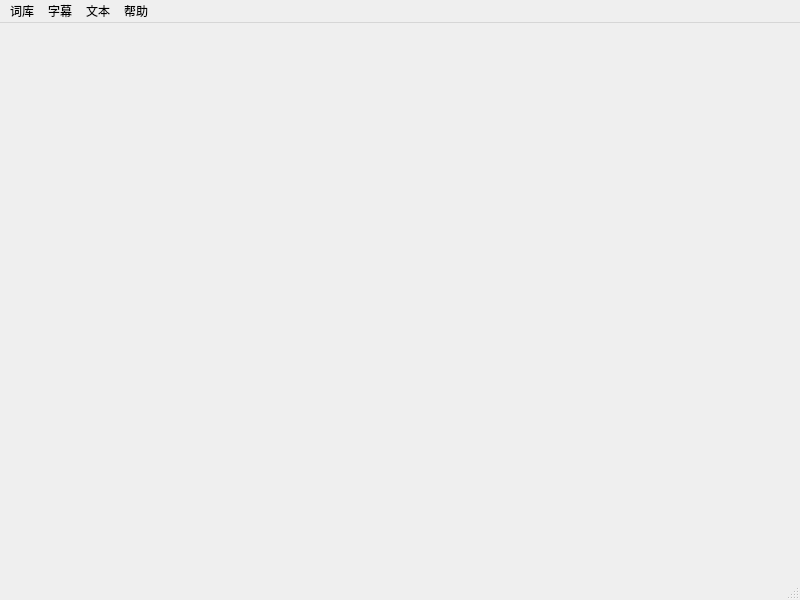
This is src/MainWindow.ui in Smithliuying/Engkey as Qt 5 draws it before an edit. The edited form follows.
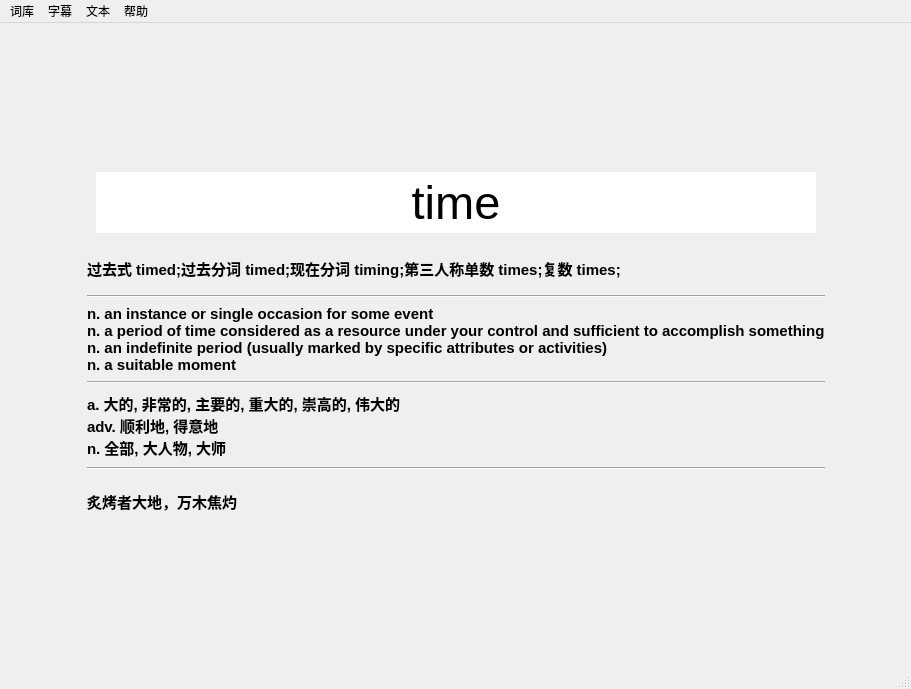
This is the edited form.

Commit message: 初始化界面

```diff
--- a/src/MainWindow.ui
+++ b/src/MainWindow.ui
@@ -6,20 +6,246 @@
    <rect>
     <x>0</x>
     <y>0</y>
-    <width>800</width>
-    <height>600</height>
+    <width>911</width>
+    <height>689</height>
    </rect>
   </property>
   <property name="windowTitle">
    <string>MainWindow</string>
   </property>
-  <widget class="QWidget" name="centralwidget"/>
+  <widget class="QWidget" name="centralwidget">
+   <layout class="QGridLayout" name="gridLayout_3">
+    <item row="1" column="0">
+     <spacer name="horizontalSpacer_3">
+      <property name="orientation">
+       <enum>Qt::Horizontal</enum>
+      </property>
+      <property name="sizeHint" stdset="0">
+       <size>
+        <width>66</width>
+        <height>20</height>
+       </size>
+      </property>
+     </spacer>
+    </item>
+    <item row="1" column="1">
+     <widget class="QWidget" name="widget" native="true">
+      <property name="font">
+       <font>
+        <family>Arial</family>
+        <pointsize>11</pointsize>
+       </font>
+      </property>
+      <layout class="QGridLayout" name="gridLayout_2">
+       <item row="0" column="0">
+        <widget class="QWidget" name="widget_2" native="true">
+         <layout class="QGridLayout" name="gridLayout">
+          <item row="0" column="0">
+           <widget class="QTextEdit" name="textEdit">
+            <property name="sizePolicy">
+             <sizepolicy hsizetype="Expanding" vsizetype="Fixed">
+              <horstretch>0</horstretch>
+              <verstretch>0</verstretch>
+             </sizepolicy>
+            </property>
+            <property name="maximumSize">
+             <size>
+              <width>16777215</width>
+              <height>61</height>
+             </size>
+            </property>
+            <property name="font">
+             <font>
+              <family>MS UI Gothic</family>
+              <pointsize>35</pointsize>
+              <weight>50</weight>
+              <bold>false</bold>
+             </font>
+            </property>
+            <property name="frameShape">
+             <enum>QFrame::NoFrame</enum>
+            </property>
+            <property name="frameShadow">
+             <enum>QFrame::Sunken</enum>
+            </property>
+            <property name="lineWidth">
+             <number>0</number>
+            </property>
+            <property name="verticalScrollBarPolicy">
+             <enum>Qt::ScrollBarAlwaysOff</enum>
+            </property>
+            <property name="horizontalScrollBarPolicy">
+             <enum>Qt::ScrollBarAlwaysOff</enum>
+            </property>
+            <property name="html">
+             <string>&lt;!DOCTYPE HTML PUBLIC &quot;-//W3C//DTD HTML 4.0//EN&quot; &quot;http://www.w3.org/TR/REC-html40/strict.dtd&quot;&gt;
+&lt;html&gt;&lt;head&gt;&lt;meta name=&quot;qrichtext&quot; content=&quot;1&quot; /&gt;&lt;style type=&quot;text/css&quot;&gt;
+p, li { white-space: pre-wrap; }
+&lt;/style&gt;&lt;/head&gt;&lt;body style=&quot; font-family:'MS UI Gothic'; font-size:35pt; font-weight:400; font-style:normal;&quot;&gt;
+&lt;p align=&quot;center&quot; style=&quot; margin-top:12px; margin-bottom:12px; margin-left:0px; margin-right:0px; -qt-block-indent:0; text-indent:0px;&quot;&gt;time&lt;/p&gt;&lt;/body&gt;&lt;/html&gt;</string>
+            </property>
+           </widget>
+          </item>
+         </layout>
+        </widget>
+       </item>
+       <item row="1" column="0">
+        <widget class="QLabel" name="label">
+         <property name="minimumSize">
+          <size>
+           <width>0</width>
+           <height>41</height>
+          </size>
+         </property>
+         <property name="font">
+          <font>
+           <family>Arial</family>
+           <pointsize>11</pointsize>
+           <weight>75</weight>
+           <bold>true</bold>
+          </font>
+         </property>
+         <property name="text">
+          <string>过去式 timed;过去分词 timed;现在分词 timing;第三人称单数 times;复数 times;</string>
+         </property>
+        </widget>
+       </item>
+       <item row="2" column="0">
+        <widget class="Line" name="line">
+         <property name="orientation">
+          <enum>Qt::Horizontal</enum>
+         </property>
+        </widget>
+       </item>
+       <item row="3" column="0">
+        <widget class="QLabel" name="label_2">
+         <property name="minimumSize">
+          <size>
+           <width>0</width>
+           <height>71</height>
+          </size>
+         </property>
+         <property name="font">
+          <font>
+           <weight>75</weight>
+           <bold>true</bold>
+          </font>
+         </property>
+         <property name="text">
+          <string>n. an instance or single occasion for some event
+n. a period of time considered as a resource under your control and sufficient to accomplish something
+n. an indefinite period (usually marked by specific attributes or activities)
+n. a suitable moment</string>
+         </property>
+        </widget>
+       </item>
+       <item row="4" column="0">
+        <widget class="Line" name="line_2">
+         <property name="orientation">
+          <enum>Qt::Horizontal</enum>
+         </property>
+        </widget>
+       </item>
+       <item row="5" column="0">
+        <widget class="QLabel" name="label_3">
+         <property name="minimumSize">
+          <size>
+           <width>0</width>
+           <height>71</height>
+          </size>
+         </property>
+         <property name="font">
+          <font>
+           <weight>75</weight>
+           <bold>true</bold>
+          </font>
+         </property>
+         <property name="text">
+          <string>a. 大的, 非常的, 主要的, 重大的, 崇高的, 伟大的
+adv. 顺利地, 得意地
+n. 全部, 大人物, 大师</string>
+         </property>
+        </widget>
+       </item>
+       <item row="6" column="0">
+        <widget class="Line" name="line_3">
+         <property name="orientation">
+          <enum>Qt::Horizontal</enum>
+         </property>
+        </widget>
+       </item>
+       <item row="7" column="0">
+        <widget class="QLabel" name="label_4">
+         <property name="minimumSize">
+          <size>
+           <width>0</width>
+           <height>51</height>
+          </size>
+         </property>
+         <property name="font">
+          <font>
+           <weight>75</weight>
+           <bold>true</bold>
+          </font>
+         </property>
+         <property name="text">
+          <string>炙烤者大地，万木焦灼</string>
+         </property>
+        </widget>
+       </item>
+      </layout>
+     </widget>
+    </item>
+    <item row="1" column="2">
+     <spacer name="horizontalSpacer_4">
+      <property name="orientation">
+       <enum>Qt::Horizontal</enum>
+      </property>
+      <property name="sizeHint" stdset="0">
+       <size>
+        <width>66</width>
+        <height>20</height>
+       </size>
+      </property>
+     </spacer>
+    </item>
+    <item row="2" column="1">
+     <spacer name="verticalSpacer_2">
+      <property name="orientation">
+       <enum>Qt::Vertical</enum>
+      </property>
+      <property name="sizeHint" stdset="0">
+       <size>
+        <width>20</width>
+        <height>112</height>
+       </size>
+      </property>
+     </spacer>
+    </item>
+    <item row="0" column="1">
+     <spacer name="verticalSpacer">
+      <property name="orientation">
+       <enum>Qt::Vertical</enum>
+      </property>
+      <property name="sizeType">
+       <enum>QSizePolicy::Expanding</enum>
+      </property>
+      <property name="sizeHint" stdset="0">
+       <size>
+        <width>20</width>
+        <height>80</height>
+       </size>
+      </property>
+     </spacer>
+    </item>
+   </layout>
+  </widget>
   <widget class="QMenuBar" name="menubar">
    <property name="geometry">
     <rect>
      <x>0</x>
      <y>0</y>
-     <width>800</width>
+     <width>911</width>
      <height>23</height>
     </rect>
    </property>
```
The commit also changes 2 other files.
